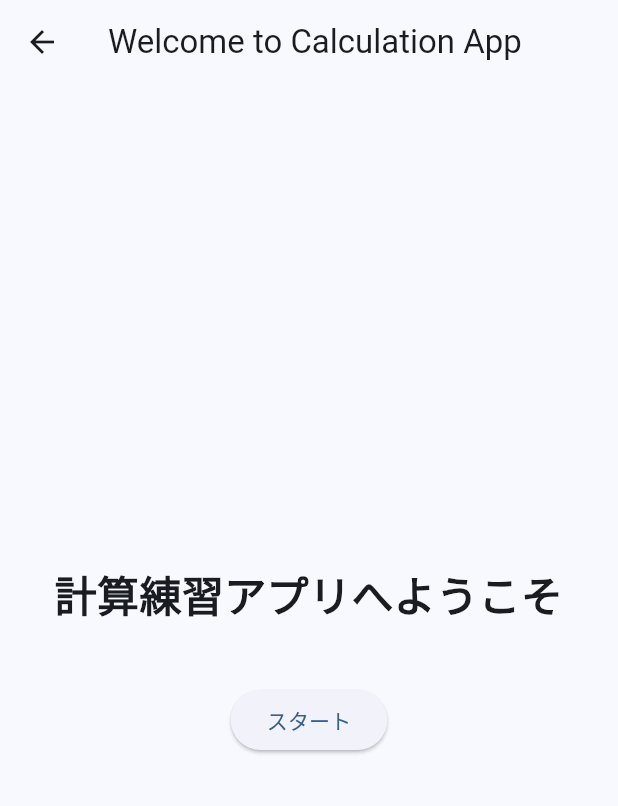
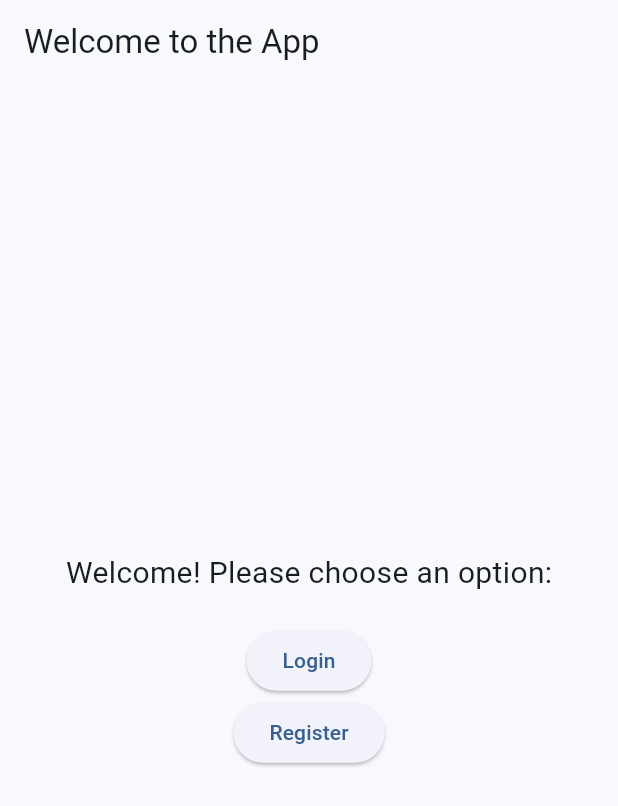
Before and after one commit to itc-s22007/LearnUp, a Flutter app: the TitleScreen screen opened directly, on a phone screen of 412 x 824 dp. Shown: the top 806 px of the screen. Run offline on Flutter 3.47's test engine with Material 3 defaults, Android fonts, the phone set to English and light mode, and no system bars; our stand-ins replace firebase_auth; accounts and stored records are empty.

Commit message:
画面遷移、タイトル→新規登録、ログイン

```diff
--- a/lib/screen/title_screen.dart
+++ /dev/null
@@ -1,38 +0,0 @@
-
-
-import 'package:flutter/material.dart';
-
-class TitleScreen extends StatelessWidget {
-  const TitleScreen({super.key});
-
-  @override
-  Widget build(BuildContext context) {
-    return Scaffold(
-      appBar: AppBar(
-        title: const Text('Welcome to Calculation App'),
-      ),
-      body: Center(
-        child: Column(
-          mainAxisAlignment: MainAxisAlignment.center,
-          children: [
-            const Text(
-              '計算練習アプリへようこそ',
-              style: TextStyle(
-                fontSize: 28,
-                fontWeight: FontWeight.bold,
-              ),
-              textAlign: TextAlign.center,
-            ),
-            const SizedBox(height: 40),
-            ElevatedButton(
-              onPressed: () {
-                Navigator.pushReplacementNamed(context, '/login');
-              },
-              child: const Text('スタート'),
-            ),
-          ],
-        ),
-      ),
-    );
-  }
-}
--- /dev/null
+++ b/lib/screens/title_screen.dart
@@ -0,0 +1,46 @@
+import 'package:flutter/material.dart';
+import '../login/Login.dart'; // ログイン画面へのパス
+import '../register_screen.dart'; // 新規登録画面へのパス
+
+class TitleScreen extends StatelessWidget {
+  const TitleScreen({super.key});
+
+  @override
+  Widget build(BuildContext context) {
+    return Scaffold(
+      appBar: AppBar(
+        title: const Text('Welcome to the App'),
+      ),
+      body: Center(
+        child: Column(
+          mainAxisAlignment: MainAxisAlignment.center,
+          children: [
+            const Text(
+              'Welcome! Please choose an option:',
+              style: TextStyle(fontSize: 20),
+            ),
+            const SizedBox(height: 20),
+            ElevatedButton(
+              onPressed: () {
+                Navigator.push(
+                  context,
+                  MaterialPageRoute(builder: (context) => const LoginScreen()),
+                );
+              },
+              child: const Text('Login'),
+            ),
+            ElevatedButton(
+              onPressed: () {
+                Navigator.push(
+                  context,
+                  MaterialPageRoute(builder: (context) => const RegisterScreen()),
+                );
+              },
+              child: const Text('Register'),
+            ),
+          ],
+        ),
+      ),
+    );
+  }
+}
```
Also changed, not shown: lib/main.dart (+2 -46 lines), 4 other files.
